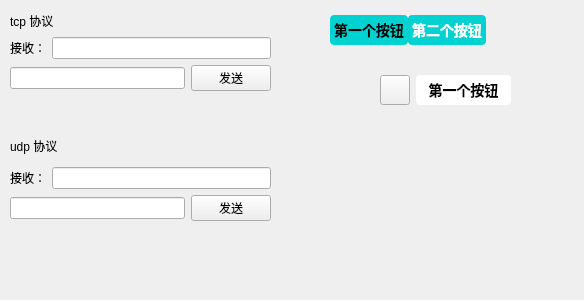
This is cvuse/CVUseServer/winUI/other_page.ui in Hoemu/cvuse as Qt 5 draws it before an edit. The edited form follows.
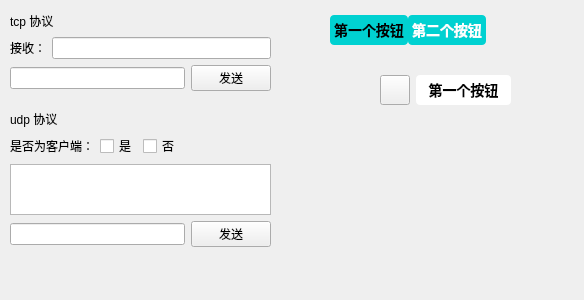
This is the edited form. Icons and pictures are not drawn.

What changed in the file:
```diff
--- a/cvuse/CVUseServer/winUI/other_page.ui
+++ b/cvuse/CVUseServer/winUI/other_page.ui
@@ -256,9 +256,9 @@
    <property name="geometry">
     <rect>
      <x>10</x>
-     <y>130</y>
+     <y>110</y>
      <width>261</width>
-     <height>91</height>
+     <height>137</height>
     </rect>
    </property>
    <layout class="QVBoxLayout" name="verticalLayout_2">
@@ -269,17 +269,48 @@
       </property>
      </widget>
     </item>
+    <item>
+     <layout class="QHBoxLayout" name="horizontalLayout_7">
+      <item>
+       <widget class="QLabel" name="label_5">
+        <property name="text">
+         <string>是否为客户端：</string>
+        </property>
+       </widget>
+      </item>
+      <item>
+       <widget class="QCheckBox" name="checkBox_Yes">
+        <property name="text">
+         <string>是</string>
+        </property>
+       </widget>
+      </item>
+      <item>
+       <widget class="QCheckBox" name="checkBox_No">
+        <property name="text">
+         <string>否</string>
+        </property>
+       </widget>
+      </item>
+      <item>
+       <spacer name="horizontalSpacer_2">
+        <property name="orientation">
+         <enum>Qt::Orientation::Horizontal</enum>
+        </property>
+        <property name="sizeHint" stdset="0">
+         <size>
+          <width>40</width>
+          <height>20</height>
+         </size>
+        </property>
+       </spacer>
+      </item>
+     </layout>
+    </item>
     <item>
      <layout class="QHBoxLayout" name="horizontalLayout_6">
       <item>
-       <widget class="QLabel" name="label_4">
-        <property name="text">
-         <string>接收：</string>
-        </property>
-       </widget>
-      </item>
-      <item>
-       <widget class="QLineEdit" name="lineEdit_UDP_ACP"/>
+       <widget class="QPlainTextEdit" name="editeEara"/>
       </item>
      </layout>
     </item>
```
Left out of the diff: 16 changed lines with no effect on the pictures.
